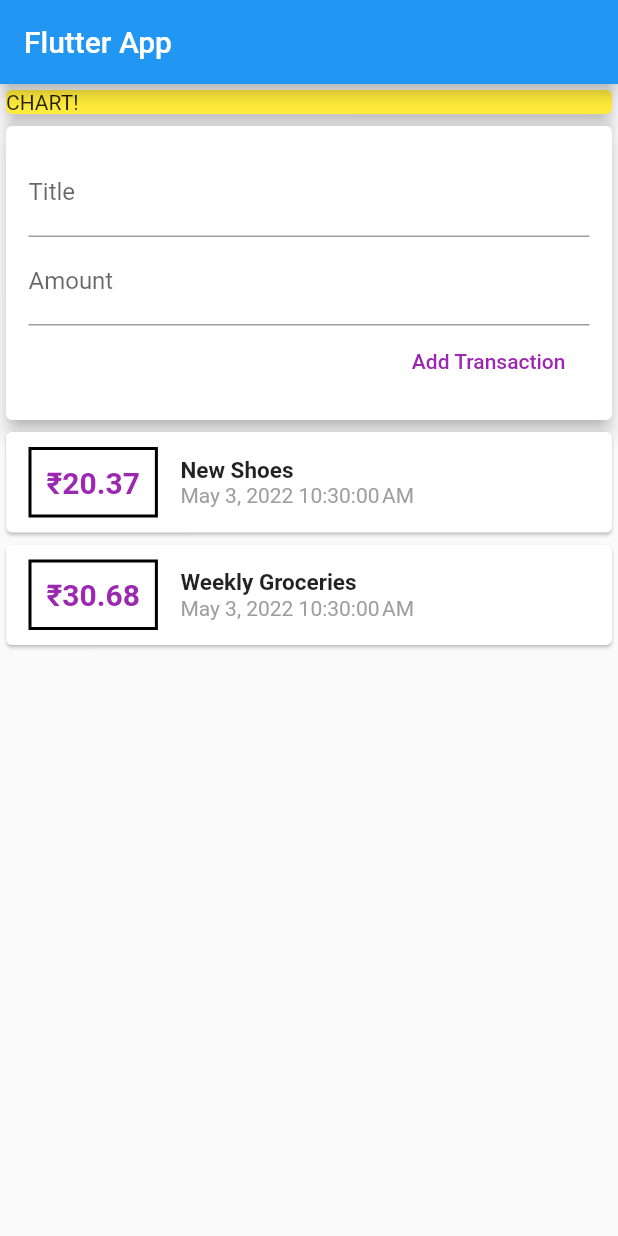
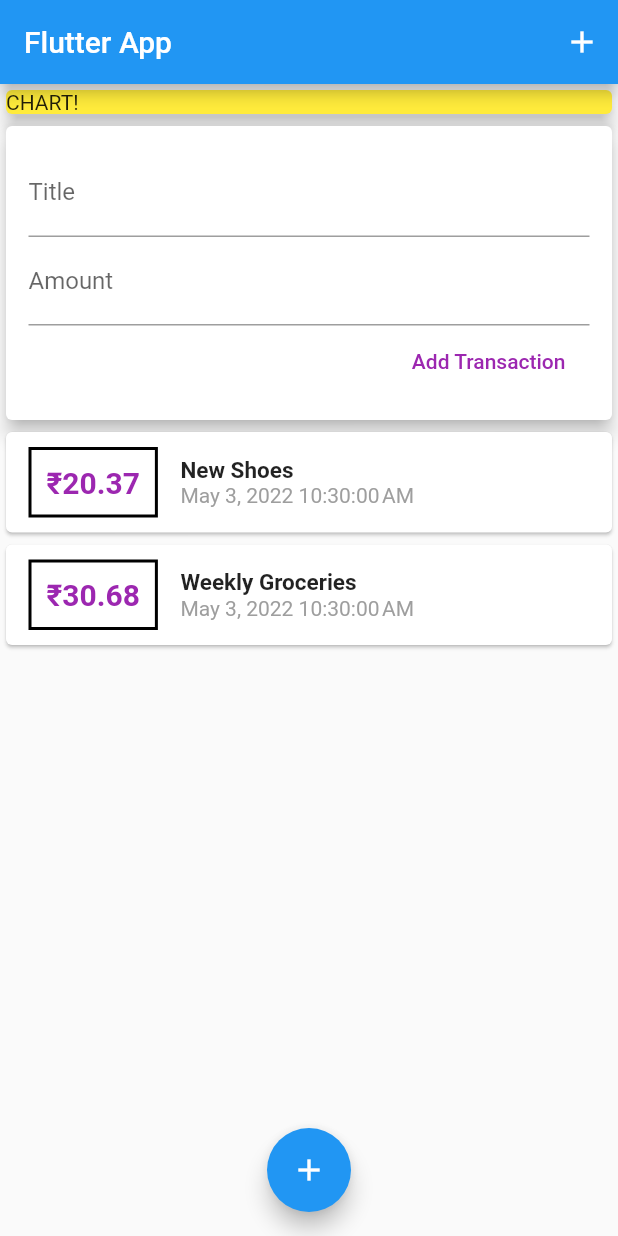
Before and after one commit to Rakesh-swain/Personal_Expenses_App, a Flutter app: the screen it shows after launch, on a phone screen of 412 x 824 dp. Run offline on Flutter 3.47's test engine with Material 2 defaults, Android fonts, the phone set to English and light mode, and no system bars.

Commit message:
add appbar button & floatingAction button

```diff
--- a/lib/main.dart
+++ b/lib/main.dart
@@ -24,6 +24,12 @@ class MyHomePage extends StatelessWidget {
     return Scaffold(
       appBar: AppBar(
         title: const Text('Flutter App'),
+        actions: [
+          IconButton(
+            icon: Icon(Icons.add),
+            onPressed: () {},
+          ),
+        ],
       ),
       // ignore: prefer_const_literals_to_create_immutables
       body: SingleChildScrollView(
@@ -43,6 +49,11 @@ class MyHomePage extends StatelessWidget {
               // ignore: prefer_const_literals_to_create_immutables
             ]),
       ),
+      floatingActionButtonLocation: FloatingActionButtonLocation.centerFloat,
+      floatingActionButton: FloatingActionButton(
+        child: const Icon(Icons.add),
+        onPressed: () {},
+      ),
     );
   }
 }
```
